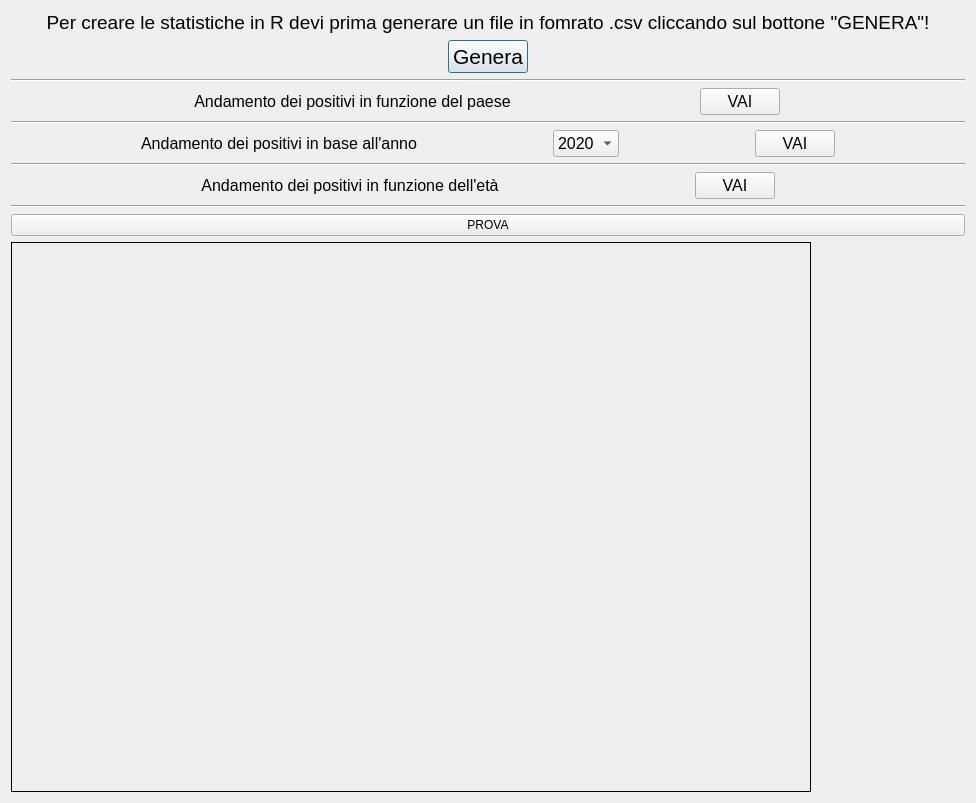
The window that c++/02_menu_refactoring/menu_project/stats.ui (alessan10/c19-1) describes before a commit, drawn with Qt 5.
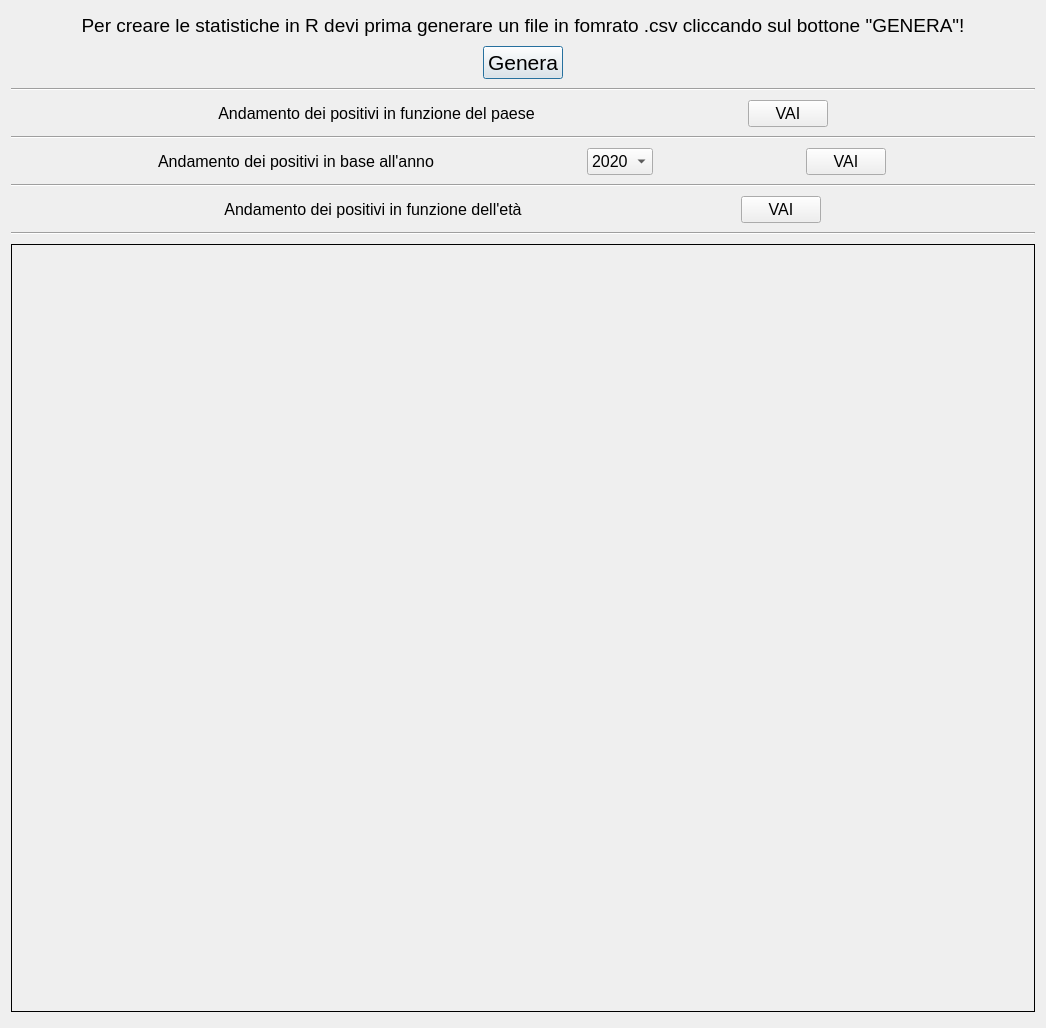
The same window after the commit.

What changed in the file:
```diff
--- a/c++/02_menu_refactoring/menu_project/stats.ui
+++ b/c++/02_menu_refactoring/menu_project/stats.ui
@@ -6,8 +6,8 @@
    <rect>
     <x>0</x>
     <y>0</y>
-    <width>976</width>
-    <height>794</height>
+    <width>1042</width>
+    <height>1028</height>
    </rect>
   </property>
   <property name="windowTitle">
@@ -270,13 +270,6 @@
      </property>
     </widget>
    </item>
-   <item>
-    <widget class="QPushButton" name="pushButton">
-     <property name="text">
-      <string>PROVA</string>
-     </property>
-    </widget>
-   </item>
    <item>
     <widget class="QLabel" name="imageLabel">
      <property name="sizePolicy">
@@ -287,8 +280,8 @@
      </property>
      <property name="minimumSize">
       <size>
-       <width>800</width>
-       <height>550</height>
+       <width>1024</width>
+       <height>768</height>
       </size>
      </property>
      <property name="frameShape">
```
